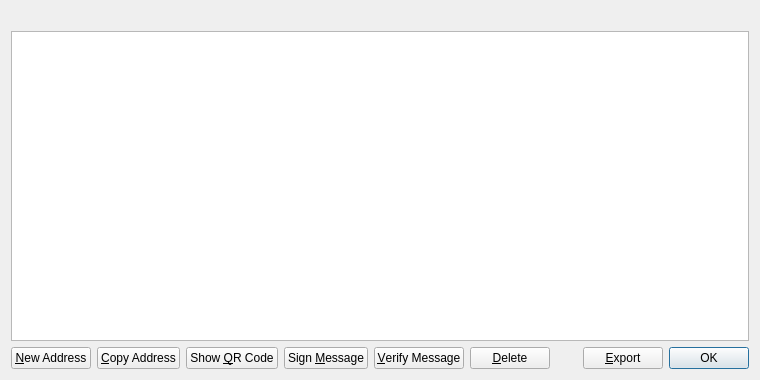
FeatherCoin/Feathercoin, file src/qt/forms/addressbookpage.ui: the form before one commit.
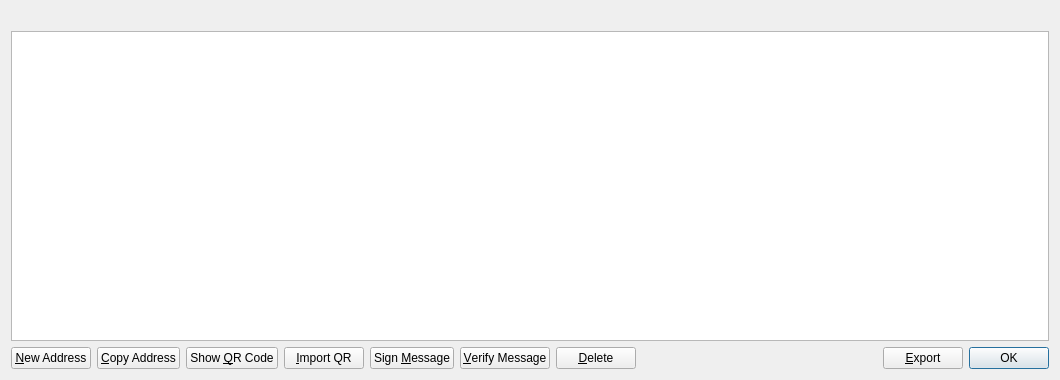
The form after the commit. Icons and pictures are not drawn.

```diff
--- a/src/qt/forms/addressbookpage.ui
+++ b/src/qt/forms/addressbookpage.ui
@@ -6,7 +6,7 @@
    <rect>
     <x>0</x>
     <y>0</y>
-    <width>760</width>
+    <width>1060</width>
     <height>380</height>
    </rect>
   </property>
@@ -16,6 +16,9 @@
   <layout class="QVBoxLayout" name="verticalLayout">
    <item>
     <widget class="QLabel" name="labelExplanation">
+     <property name="styleSheet">
+      <string notr="true"/>
+     </property>
      <property name="textFormat">
       <enum>Qt::PlainText</enum>
      </property>
@@ -32,6 +35,9 @@
      <property name="toolTip">
       <string>Double-click to edit address or label</string>
      </property>
+     <property name="styleSheet">
+      <string notr="true"/>
+     </property>
      <property name="tabKeyNavigation">
       <bool>false</bool>
      </property>
@@ -93,6 +99,17 @@
        </property>
       </widget>
      </item>
+     <item>
+      <widget class="QPushButton" name="importQRCodeButton">
+       <property name="text">
+        <string>&amp;Import QR</string>
+       </property>
+       <property name="icon">
+        <iconset resource="../bitcoin.qrc">
+         <normaloff>:/icons/qrcode</normaloff>:/icons/qrcode</iconset>
+       </property>
+      </widget>
+     </item>
      <item>
       <widget class="QPushButton" name="signMessage">
        <property name="toolTip">
```
